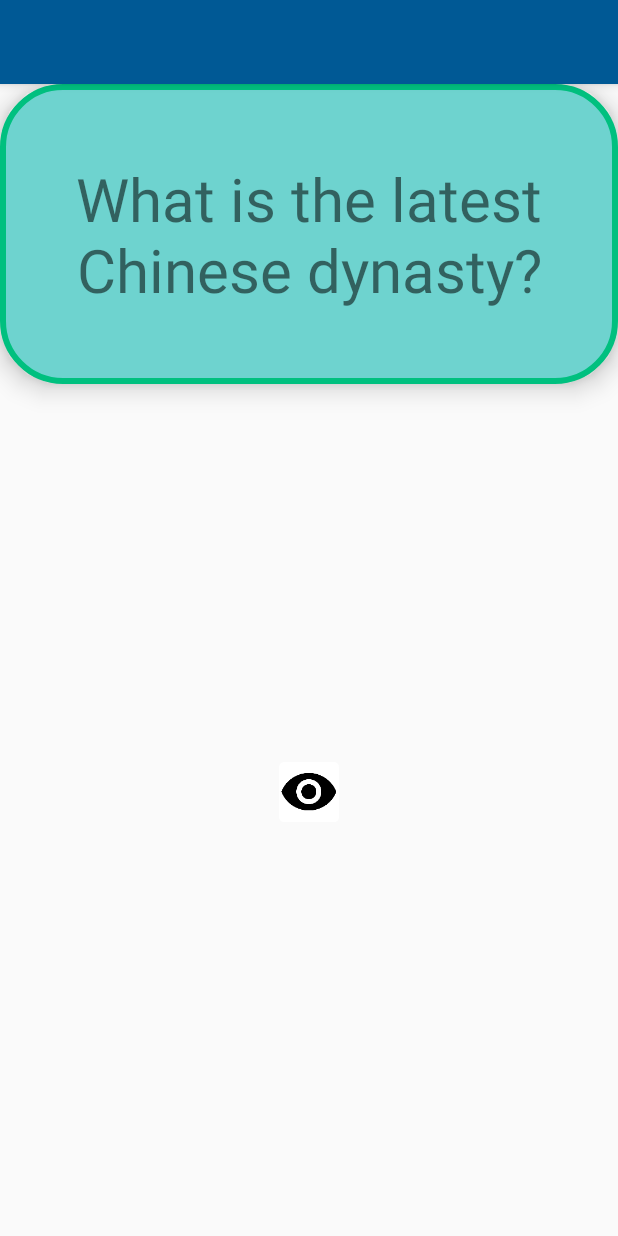
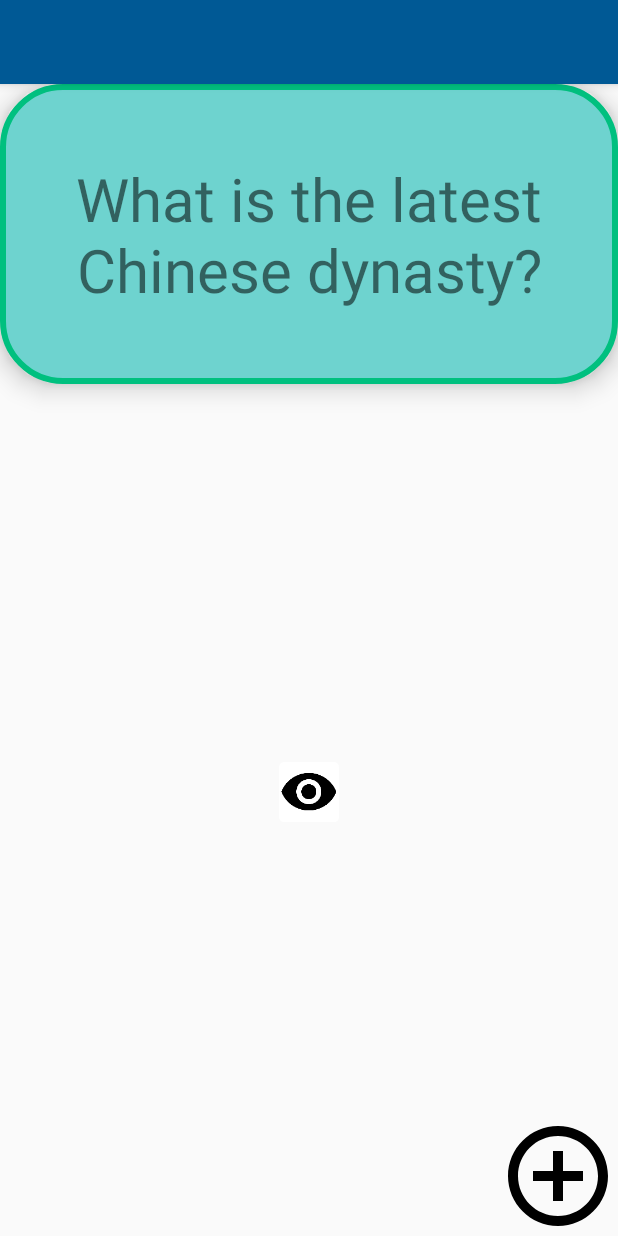
Before and after one commit to CheeryW/QuizTime, an Android app: the screen it shows after launch (MainActivity), on a phone screen of 412 x 824 dp. Run offline under Robolectric (Android 15) with nearby library versions, the phone set to English and light mode, and no system bars.

Commit message:
Incomplete required features for lab 4

```diff
--- a/app/src/main/AndroidManifest.xml
+++ b/app/src/main/AndroidManifest.xml
@@ -16,6 +16,7 @@
                 <category android:name="android.intent.category.LAUNCHER" />
             </intent-filter>
         </activity>
+        <activity android:name=".AddCardActivity"></activity>
     </application>
 
 </manifest>
--- a/app/src/main/java/com/example/cheery/quiztime/MainActivity.java
+++ b/app/src/main/java/com/example/cheery/quiztime/MainActivity.java
@@ -1,6 +1,7 @@
 package com.example.cheery.quiztime;
 
 import android.content.DialogInterface;
+import android.content.Intent;
 import android.support.v7.app.AppCompatActivity;
 import android.os.Bundle;
 import android.view.View;
@@ -91,6 +92,22 @@ public class MainActivity extends AppCompatActivity {
                 findViewById(R.id.invisible).setVisibility(View.INVISIBLE);
             }
         });
+
+        // Go to AddCardActivity when add button is pushed
+        findViewById(R.id.add).setOnClickListener(new View.OnClickListener() {
+            @Override
+            public void onClick(View v) {
+                Intent i =  new Intent(MainActivity.this, AddCardActivity.class);
+                MainActivity.this.startActivityForResult(i, 100);
+            }
+        });
+    }
+
+    @Override
+    protected void onActivityResult(int requestCode, int resultCode, Intent i) {
+        if(requestCode == 100) {
+
+        }
     }
 
 }
--- /dev/null
+++ b/app/src/main/res/drawable/ic_add_circle_outline_black_24dp.xml
@@ -0,0 +1,9 @@
+<vector xmlns:android="http://schemas.android.com/apk/res/android"
+        android:width="80dp"
+        android:height="80dp"
+        android:viewportWidth="24.0"
+        android:viewportHeight="24.0">
+    <path
+        android:fillColor="#FF000000"
+        android:pathData="M13,7h-2v4L7,11v2h4v4h2v-4h4v-2h-4L13,7zM12,2C6.48,2 2,6.48 2,12s4.48,10 10,10 10,-4.48 10,-10S17.52,2 12,2zM12,20c-4.41,0 -8,-3.59 -8,-8s3.59,-8 8,-8 8,3.59 8,8 -3.59,8 -8,8z"/>
+</vector>
--- /dev/null
+++ b/app/src/main/res/drawable/ic_highlight_off_black_24dp.xml
@@ -0,0 +1,4 @@
+<vector android:height="80dp" android:viewportHeight="24.0"
+    android:viewportWidth="24.0" android:width="80dp" xmlns:android="http://schemas.android.com/apk/res/android">
+    <path android:fillColor="#FF000000" android:pathData="M14.59,8L12,10.59 9.41,8 8,9.41 10.59,12 8,14.59 9.41,16 12,13.41 14.59,16 16,14.59 13.41,12 16,9.41 14.59,8zM12,2C6.47,2 2,6.47 2,12s4.47,10 10,10 10,-4.47 10,-10S17.53,2 12,2zM12,20c-4.41,0 -8,-3.59 -8,-8s3.59,-8 8,-8 8,3.59 8,8 -3.59,8 -8,8z"/>
+</vector>
--- /dev/null
+++ b/app/src/main/res/drawable/ic_play_for_work_black_24dp.xml
@@ -0,0 +1,4 @@
+<vector android:height="90dp" android:viewportHeight="24.0"
+    android:viewportWidth="24.0" android:width="90dp" xmlns:android="http://schemas.android.com/apk/res/android">
+    <path android:fillColor="#FF000000" android:pathData="M11,5v5.59L7.5,10.59l4.5,4.5 4.5,-4.5L13,10.59L13,5h-2zM6,14c0,3.31 2.69,6 6,6s6,-2.69 6,-6h-2c0,2.21 -1.79,4 -4,4s-4,-1.79 -4,-4L6,14z"/>
+</vector>
--- a/app/src/main/res/layout/activity_main.xml
+++ b/app/src/main/res/layout/activity_main.xml
@@ -95,4 +95,12 @@
         android:contentDescription="Eye with a slash"
         tools:ignore="HardcodedText" />
 
+    <ImageView
+        android:layout_width="wrap_content"
+        android:layout_height="wrap_content"
+        android:layout_alignParentRight="true"
+        android:layout_alignParentBottom="true"
+        android:id="@+id/add"
+        android:src="@drawable/ic_add_circle_outline_black_24dp" />
+
 </RelativeLayout>
```
Also changed, not shown: app/src/main/java/com/example/cheery/quiztime/AddCardActivity.java (added, +37 -0 lines), app/src/main/res/layout/activity_add_card.xml (added, +40 -0 lines).
